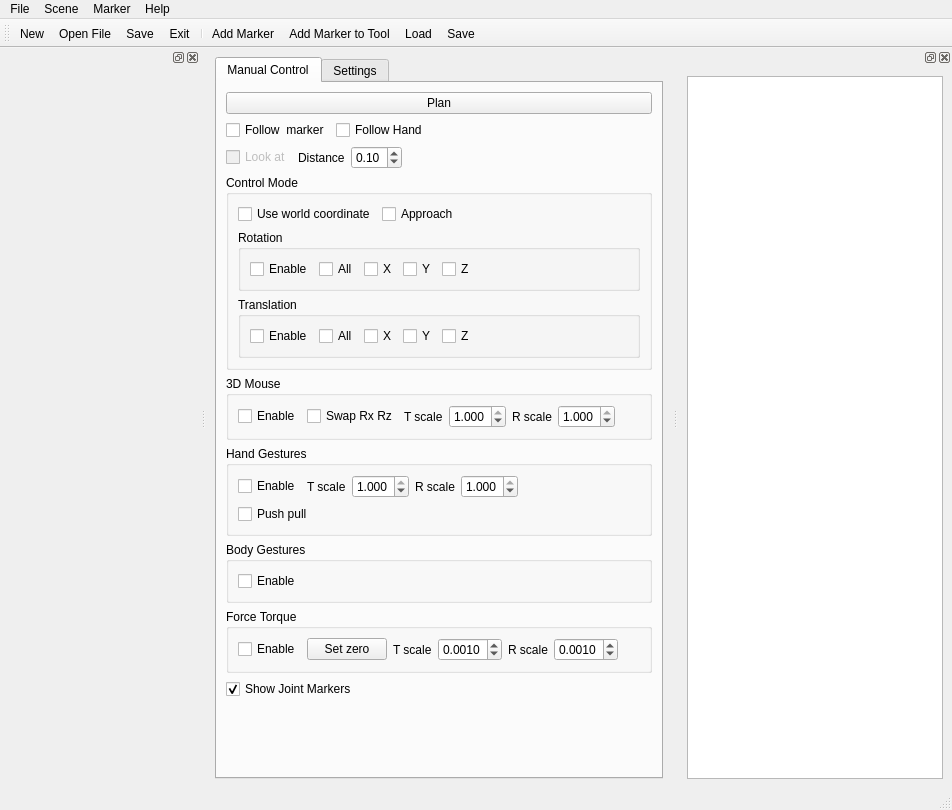
Old version of the form hiveground/hg_apps/hg_inspector_arm/src/inspector_arm.ui in the repository cuixiongyi/hiveground-ros-pkg.
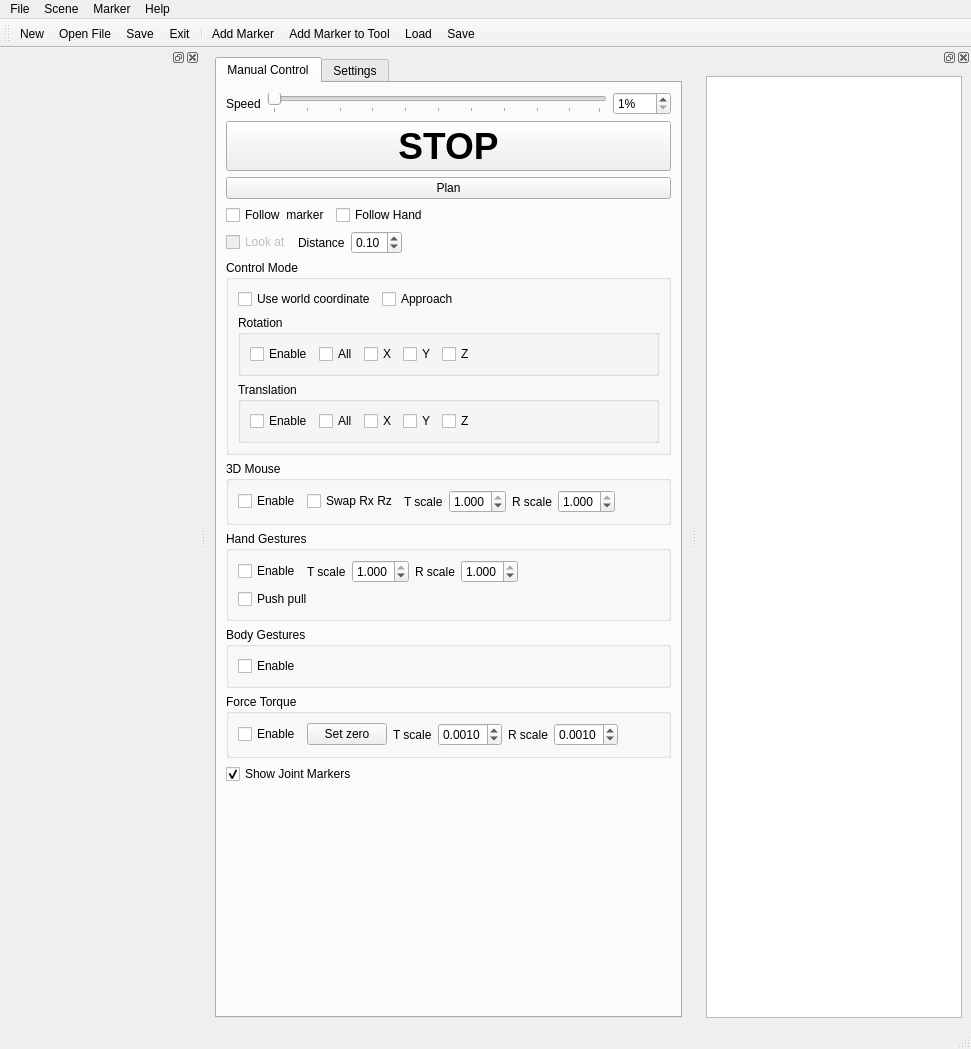
New version of the form. Icons and pictures are not drawn.

```diff
--- a/hiveground/hg_apps/hg_inspector_arm/src/inspector_arm.ui
+++ b/hiveground/hg_apps/hg_inspector_arm/src/inspector_arm.ui
@@ -6,8 +6,8 @@
    <rect>
     <x>0</x>
     <y>0</y>
-    <width>952</width>
-    <height>810</height>
+    <width>971</width>
+    <height>1049</height>
    </rect>
   </property>
   <property name="windowTitle">
@@ -25,6 +25,79 @@
         <string>Manual Control</string>
        </attribute>
        <layout class="QVBoxLayout" name="verticalLayout_5">
+        <item>
+         <layout class="QHBoxLayout" name="horizontalLayout_7">
+          <item>
+           <widget class="QLabel" name="label_9">
+            <property name="text">
+             <string>Speed</string>
+            </property>
+           </widget>
+          </item>
+          <item>
+           <widget class="QSlider" name="horizontalSlider">
+            <property name="minimum">
+             <number>1</number>
+            </property>
+            <property name="maximum">
+             <number>100</number>
+            </property>
+            <property name="orientation">
+             <enum>Qt::Horizontal</enum>
+            </property>
+            <property name="tickPosition">
+             <enum>QSlider::TicksBelow</enum>
+            </property>
+           </widget>
+          </item>
+          <item>
+           <widget class="QSpinBox" name="spinBoxMoveSpeed">
+            <property name="suffix">
+             <string>%</string>
+            </property>
+            <property name="minimum">
+             <number>1</number>
+            </property>
+            <property name="maximum">
+             <number>100</number>
+            </property>
+           </widget>
+          </item>
+         </layout>
+        </item>
+        <item>
+         <widget class="QPushButton" name="pushButtonSTOP">
+          <property name="enabled">
+           <bool>true</bool>
+          </property>
+          <property name="minimumSize">
+           <size>
+            <width>0</width>
+            <height>50</height>
+           </size>
+          </property>
+          <property name="font">
+           <font>
+            <pointsize>28</pointsize>
+            <weight>75</weight>
+            <bold>true</bold>
+           </font>
+          </property>
+          <property name="text">
+           <string>STOP</string>
+          </property>
+          <property name="icon">
+           <iconset resource="../resource/resource.rc">
+            <normaloff>:/default/stop.png</normaloff>:/default/stop.png</iconset>
+          </property>
+          <property name="iconSize">
+           <size>
+            <width>48</width>
+            <height>48</height>
+           </size>
+          </property>
+         </widget>
+        </item>
         <item>
          <widget class="QPushButton" name="pushButtonPlan">
           <property name="text">
@@ -642,7 +715,7 @@
     <rect>
      <x>0</x>
      <y>0</y>
-     <width>952</width>
+     <width>971</width>
      <height>25</height>
     </rect>
    </property>
```
Left out of the diff: 94 changed lines with no effect on the pictures.
